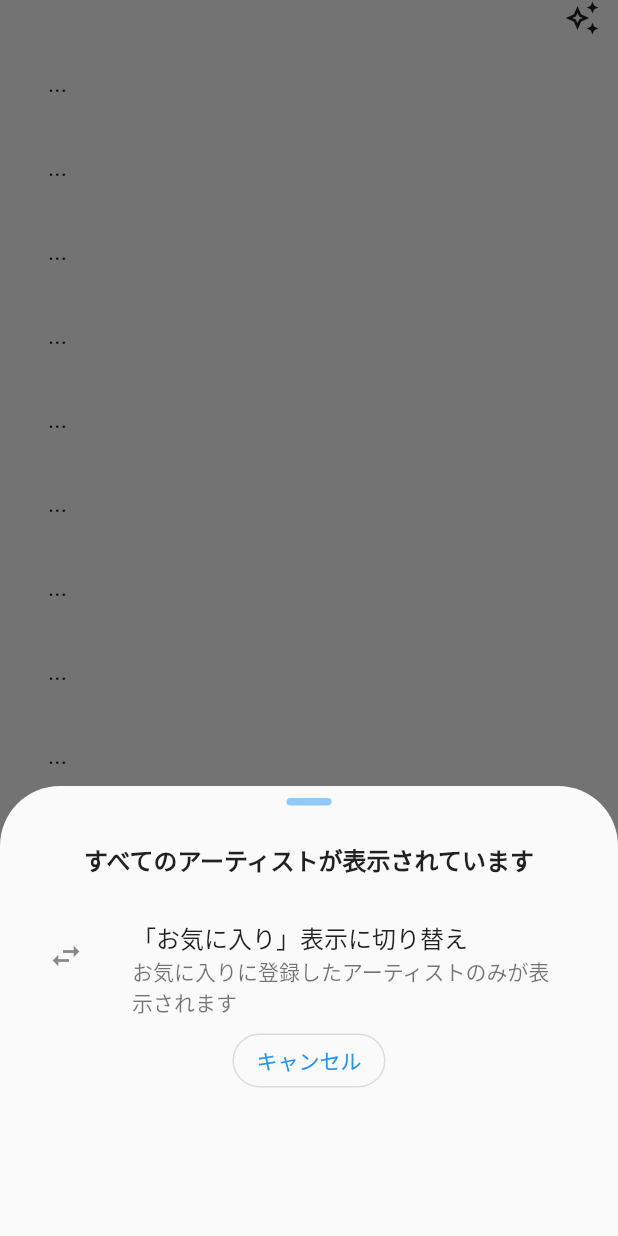
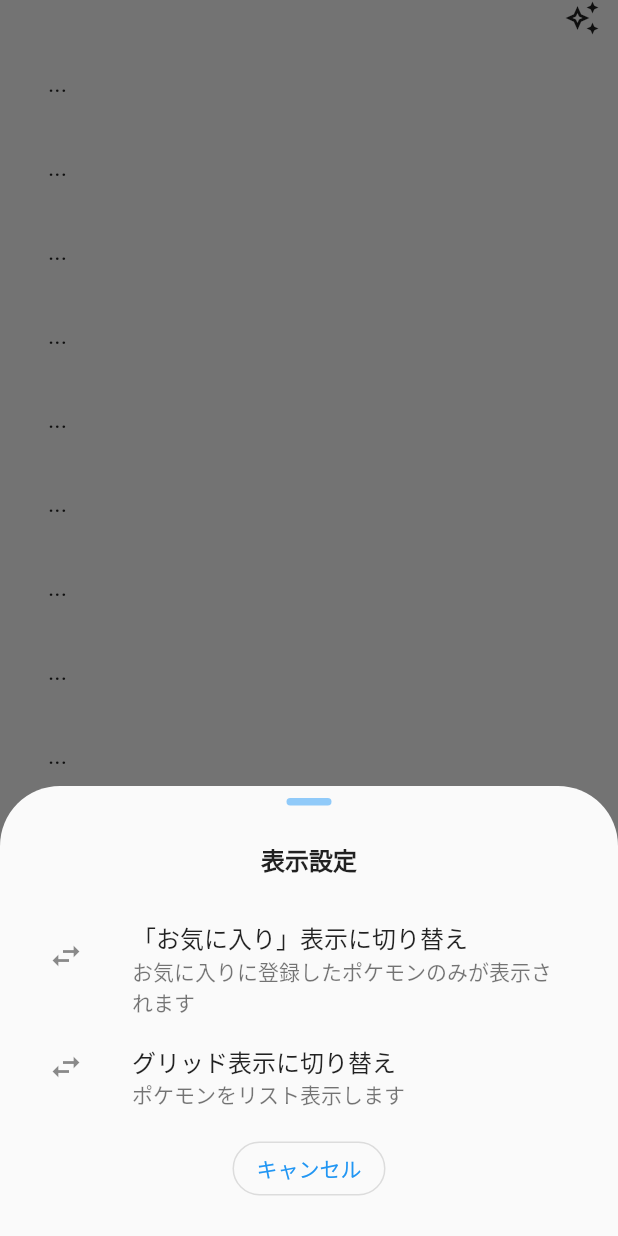
Before and after one commit to tatsuya-1412/hourock_flutter, a Flutter app: the screen it shows after launch, after a tap on the "auto awesome" icon, on a phone screen of 412 x 824 dp. Run offline on Flutter 3.47's test engine with Material 2 defaults, Android fonts, the light colour scheme and no system bars; our stand-ins replace flutter_dotenv, shared_preferences, sqflite, sqflite_common_ffi_web; missing offline and left inert: spotify; accounts and stored records are empty; network calls fail.

Commit message:
feat: add grid menu

```diff
--- a/lib/main.dart
+++ b/lib/main.dart
@@ -70,7 +70,10 @@ class _TopPageState extends State<TopPage> {
   Widget build(BuildContext context) {
     return Scaffold(
       body: SafeArea(
-        child: currentbnb == 0 ? const RockList() : const Settings(),
+        child: IndexedStack(
+          index: currentbnb,
+          children: const [RockList(), Settings()],
+        )
       ),
       bottomNavigationBar: BottomNavigationBar(
         onTap: (index) => {
--- a/lib/rock_list.dart
+++ b/lib/rock_list.dart
@@ -3,6 +3,7 @@ import 'package:flutter/material.dart';
 import 'package:hourock_flutter/consts/rockapi.dart';
 import 'package:hourock_flutter/models/favorite.dart';
 import 'package:hourock_flutter/models/rock.dart';
+import 'package:hourock_flutter/rock_detail.dart';
 import 'package:hourock_flutter/rock_list_item.dart';
 import 'package:provider/provider.dart';
 
@@ -16,6 +17,7 @@ class _RockList extends State<RockList> {
   static const int pageSize = 10;
   int _currentPage = 1;
   bool isFavoriteMode = false;
+  bool isGridMode = false;
 
   int itemCount(int favsCount, int page) {
     int ret = page * pageSize;
@@ -49,9 +51,15 @@ class _RockList extends State<RockList> {
     return true;
   }
 
-  void changeMode(bool currentFavMode) {
+  void changeFavMode(bool currentFavMode) {
     setState(() {
       isFavoriteMode = !currentFavMode;
+    });
+  }
+
+  void changeGridMode(bool currentGridMode) {
+    setState(() {
+      isGridMode = !currentGridMode;
     });
   }
 
@@ -60,38 +68,48 @@ class _RockList extends State<RockList> {
     return Consumer<FavoriteNotifier>(
       builder: (context, favs, child) => Column(
         children: [
-          Container(
-            height: 24,
-            alignment: Alignment.topRight,
-            child: IconButton(
-              padding: const EdgeInsets.all(0),
-              icon: const Icon(Icons.auto_awesome_outlined),
-              onPressed: () async {
-                var ret = await showModalBottomSheet<bool>(
-                  context: context,
-                  shape: const RoundedRectangleBorder(
-                    borderRadius: BorderRadius.only(
-                      topLeft: Radius.circular(40),
-                      topRight: Radius.circular(40),
-                    )
-                  ),
-                  builder: (BuildContext context) {
-                    return ViewModeBottomSheet(
-                      favMode: isFavoriteMode,
-                    );
-                  },
-                );
-                if (ret != null && ret) {
-                  changeMode(isFavoriteMode);
-                }
-              },
-            ),
+          TopHeadMenu(
+            isFavoriteMode: isFavoriteMode,
+            changeFavMode: changeFavMode,
+            isGridMode: isGridMode,
+            changeGridMode: changeGridMode,
           ),
           Expanded(
             child: Consumer<RockNotifier>(
               builder: (context, rocks, child) {
                 if (itemCount(favs.favs.length, _currentPage) == 0) {
                   return const Text('no data');
+                } else {
+                  if (isGridMode) {
+                    return GridView.builder(
+                      gridDelegate: const SliverGridDelegateWithFixedCrossAxisCount(crossAxisCount: 3),
+                      itemCount: itemCount(favs.favs.length, _currentPage) + 1,
+                      itemBuilder: (context, index) {
+                        if (index == itemCount(favs.favs.length, _currentPage)) {
+                          return Padding(
+                            padding: const EdgeInsets.all(16),
+                            child: OutlinedButton(
+                              child: const Text('more'),
+                              style: OutlinedButton.styleFrom(
+                                shape: RoundedRectangleBorder(
+                                  borderRadius: BorderRadius.circular(20),
+                                )
+                              ),
+                              onPressed: isLastPage(favs.favs.length, _currentPage)
+                                ? null
+                                : () => setState(() {
+                                  _currentPage++;
+                                },
+                              ),
+                            ),
+                          );
+                        } else {
+                          return RockGridItem(
+                            rock: rocks.byId(itemId(favs.favs, index)),
+                          );
+                        }
+                      },
+                    );
                   } else {
                     return ListView.builder(
                       padding: const EdgeInsets.symmetric(vertical: 4, horizontal: 16),
@@ -100,7 +118,8 @@ class _RockList extends State<RockList> {
                         if (index == itemCount(favs.favs.length, _currentPage)) {
                           return OutlinedButton(
                             child: const Text('more'),
-                          onPressed: isLastPage(favs.favs.length, _currentPage)
+                            onPressed: isLastPage(
+                                favs.favs.length, _currentPage)
                                 ? null
                                 : () =>
                             {
@@ -115,6 +134,7 @@ class _RockList extends State<RockList> {
                       },
                     );
                   }
+                }
               },
             ),
           ),
@@ -124,19 +144,69 @@ class _RockList extends State<RockList> {
   }
 }
 
-class ViewModeBottomSheet extends StatelessWidget {
-  const ViewModeBottomSheet({Key? key, required this.favMode}): super(key: key);
-  final bool favMode;
+class TopHeadMenu extends StatelessWidget {
+  const TopHeadMenu({
+    Key? key,
+    required this.isFavoriteMode,
+    required this.changeFavMode,
+    required this.isGridMode,
+    required this.changeGridMode,
+  }) : super(key: key);
+  final bool isFavoriteMode;
+  final Function(bool) changeFavMode;
+  final bool isGridMode;
+  final Function(bool) changeGridMode;
 
-  String mainText(bool fav) {
-    if (fav) {
-      return 'お気に入りのアーティストが表示されています';
-    } else {
-      return 'すべてのアーティストが表示されています';
+  @override
+  Widget build(BuildContext context) {
+    return Container(
+      height: 24,
+      alignment: Alignment.topRight,
+      child: IconButton(
+        padding: const EdgeInsets.all(0),
+        icon: const Icon(Icons.auto_awesome_outlined),
+        onPressed: () async {
+          await showModalBottomSheet<bool>(
+            context: context,
+            shape: const RoundedRectangleBorder(
+                borderRadius: BorderRadius.only(
+                  topLeft: Radius.circular(40),
+                  topRight: Radius.circular(40),
+                )
+            ),
+            builder: (BuildContext context) {
+              return ViewModeBottomSheet(
+                favMode: isFavoriteMode,
+                changeFavMode: changeFavMode,
+                gridMode: isGridMode,
+                changeGridMode: changeGridMode,
+              );
+            },
+          );
+        },
+      ),
+    );
   }
 }
 
-  String menuTitle(bool fav) {
+class ViewModeBottomSheet extends StatelessWidget {
+  const ViewModeBottomSheet({
+    Key? key,
+    required this.favMode,
+    required this.changeFavMode,
+    required this.gridMode,
+    required this.changeGridMode,
+  }): super(key: key);
+  final bool favMode;
+  final Function(bool) changeFavMode;
+  final bool gridMode;
+  final Function(bool) changeGridMode;
+
+  String mainText() {
+    return '表示設定';
+  }
+
+  String menuFavTitle(bool fav) {
     if (fav) {
       return '「すべて」表示に切り替え';
     } else {
@@ -144,11 +214,27 @@ class ViewModeBottomSheet extends StatelessWidget {
     }
   }
 
-  String menuSubtitle(bool fav) {
+  String menuFavSubtitle(bool fav) {
     if (fav) {
-      return 'すべてのアーティストが表示されます';
+      return '全てのポケモンが表示されます';
     } else {
-      return 'お気に入りに登録したアーティストのみが表示されます';
+      return 'お気に入りに登録したポケモンのみが表示されます';
+    }
+  }
+
+  String menuGridTitle(bool grid) {
+    if (grid) {
+      return 'リスト表示に切り替え';
+    } else {
+      return 'グリッド表示に切り替え';
+    }
+  }
+
+  String menuGridSubtitle(bool grid) {
+    if (grid) {
+      return 'ポケモンをグリッド表示します';
+    } else {
+      return 'ポケモンをリスト表示します';
     }
   }
 
@@ -171,7 +257,7 @@ class ViewModeBottomSheet extends StatelessWidget {
             Padding(
               padding: const EdgeInsets.symmetric(horizontal: 16, vertical: 24),
               child: Text(
-                mainText(favMode),
+                mainText(),
                 style: TextStyle(
                   fontSize: 16,
                   fontWeight: FontWeight.bold,
@@ -181,13 +267,27 @@ class ViewModeBottomSheet extends StatelessWidget {
             ListTile(
               leading: const Icon(Icons.swap_horiz),
               title: Text(
-                menuTitle(favMode),
+                menuFavTitle(favMode),
               ),
               subtitle: Text(
-                menuSubtitle(favMode),
+                menuFavSubtitle(favMode),
               ),
               onTap: () {
-                Navigator.pop(context, true);
+                changeFavMode(favMode);
+                Navigator.pop(context);
+              },
+            ),
+            ListTile(
+              leading: const Icon(Icons.swap_horiz),
+              title: Text(
+                menuGridTitle(gridMode),
+              ),
+              subtitle: Text(
+                menuGridSubtitle(gridMode),
+              ),
+              onTap: () {
+                changeGridMode(gridMode);
+                Navigator.pop(context);
               },
             ),
             OutlinedButton(
@@ -205,3 +305,54 @@ class ViewModeBottomSheet extends StatelessWidget {
     );
   }
 }
+
+class RockGridItem extends StatelessWidget {
+  const RockGridItem({Key? key, required this.rock}) : super(key: key);
+  final Rock? rock;
+  @override
+  Widget build(BuildContext context) {
+    if (rock != null) {
+      return Column(
+        children: [
+          InkWell(
+            onTap: () => {
+              Navigator.of(context).push(
+                MaterialPageRoute(
+                  builder: (BuildContext context) => RockDetail(rock: rock!),
+                ),
+              ),
+            },
+            child: Container(
+              height: 100,
+              width: 100,
+              decoration: BoxDecoration(
+                borderRadius: BorderRadius.circular(10),
+                image: DecorationImage(
+                  fit: BoxFit.fitWidth,
+                  image: NetworkImage(
+                    rock!.imageUrl,
+                  )
+                )
+              ),
+            ),
+          ),
+          Text(
+            rock!.name,
+            style: const TextStyle(
+              fontSize: 16,
+              fontWeight: FontWeight.bold,
+            ),
+          ),
+        ],
+      );
+    } else {
+      return const SizedBox(
+        height: 100,
+        width: 100,
+        child: Center(
+          child: Text('...'),
+        ),
+      );
+    }
+  }
+}
```
Lines whose indentation alone changed are shown as unchanged.
